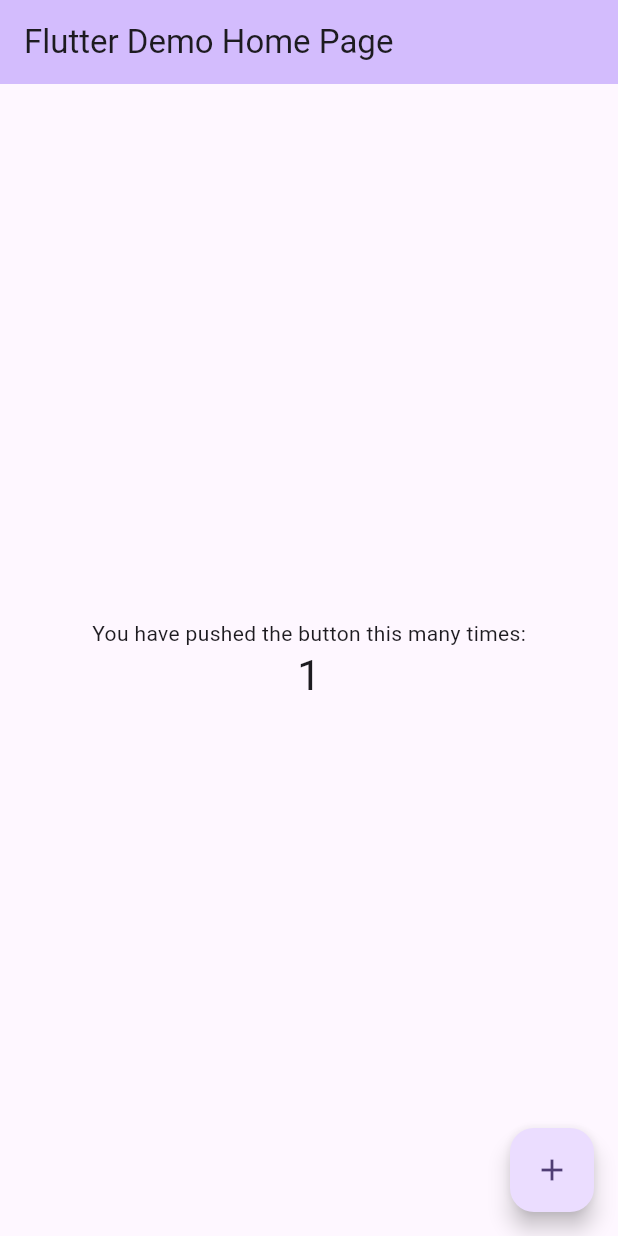
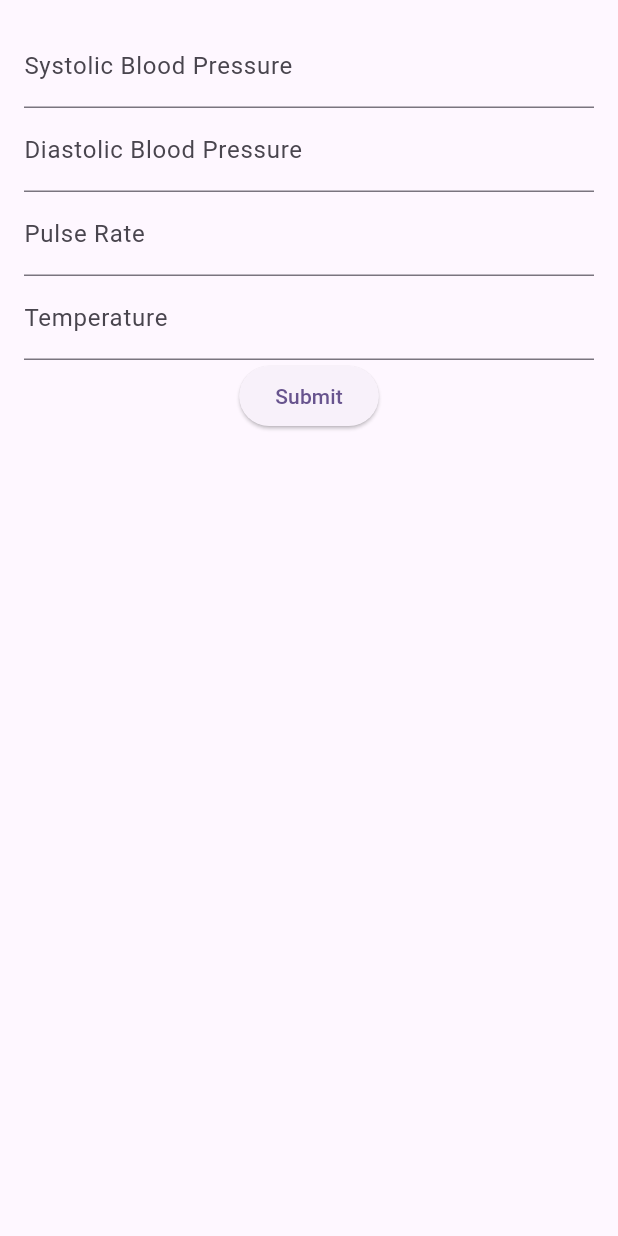
Before and after one commit to vipullal-github/bp_records, a Flutter app: the screen it shows after launch, after a tap on the "add" icon, on a phone screen of 412 x 824 dp. Run offline on Flutter 3.47's test engine with Material 3 defaults, Android fonts, the phone set to English and light mode, and no system bars; our stand-ins replace sqflite; accounts and stored records are empty.

Commit message:
begin add record form

```diff
--- /dev/null
+++ b/devtools_options.yaml
@@ -0,0 +1,3 @@
+description: This file stores settings for Dart & Flutter DevTools.
+documentation: https://docs.flutter.dev/tools/devtools/extensions#configure-extension-enablement-states
+extensions:
--- /dev/null
+++ b/lib/app_data_provider.dart
@@ -0,0 +1,31 @@
+import 'package:bp_records/models/bp_record.dart';
+import 'package:flutter/foundation.dart';
+
+class AppDataProvider with ChangeNotifier {
+  List<BpRecord> records = [
+    BpRecord(
+        id: 1,
+        dateTaken: DateTime.now(),
+        systolic: 120,
+        diastolic: 93,
+        pulse: 97),
+    BpRecord(
+        id: 2,
+        dateTaken: DateTime.now(),
+        systolic: 120,
+        diastolic: 93,
+        pulse: 97),
+    BpRecord(
+        id: 3,
+        dateTaken: DateTime.now(),
+        systolic: 120,
+        diastolic: 93,
+        pulse: 97),
+    BpRecord(
+        id: 4,
+        dateTaken: DateTime.now(),
+        systolic: 120,
+        diastolic: 93,
+        pulse: 97),
+  ];
+}
--- a/lib/main.dart
+++ b/lib/main.dart
@@ -1,4 +1,8 @@
+import 'package:bp_records/app_data_provider.dart';
+import 'package:bp_records/ui/add_record_page.dart';
+import 'package:bp_records/ui/home_page.dart';
 import 'package:flutter/material.dart';
+import 'package:provider/provider.dart';
 
 void main() {
   runApp(const MyApp());
@@ -10,43 +14,28 @@
   // This widget is the root of your application.
   @override
   Widget build(BuildContext context) {
-    return MaterialApp(
-      title: 'Flutter Demo',
-      theme: ThemeData(
-        // This is the theme of your application.
-        //
-        // TRY THIS: Try running your application with "flutter run". You'll see
-        // the application has a purple toolbar. Then, without quitting the app,
-        // try changing the seedColor in the colorScheme below to Colors.green
-        // and then invoke "hot reload" (save your changes or press the "hot
-        // reload" button in a Flutter-supported IDE, or press "r" if you used
-        // the command line to start the app).
-        //
-        // Notice that the counter didn't reset back to zero; the application
-        // state is not lost during the reload. To reset the state, use hot
-        // restart instead.
-        //
-        // This works for code too, not just values: Most code changes can be
-        // tested with just a hot reload.
-        colorScheme: ColorScheme.fromSeed(seedColor: Colors.deepPurple),
-        useMaterial3: true,
-      ),
-      home: const MyHomePage(title: 'Flutter Demo Home Page'),
+    return ChangeNotifierProvider(
+      create: (context) => AppDataProvider(),
+      builder: (context, child) {
+        return MaterialApp(
+          title: 'BP Records',
+          theme: ThemeData(
+            colorScheme: ColorScheme.fromSeed(seedColor: Colors.deepPurple),
+            useMaterial3: true,
+          ),
+          home: const HomePage(),
+          routes: {
+            'homePage': (_) => const HomePage(),
+            'addRecordPage': (_) => const AddRecordPage()
+          },
+        );
+      },
     );
   }
 }
 
 class MyHomePage extends StatefulWidget {
   const MyHomePage({super.key, required this.title});
-
-  // This widget is the home page of your application. It is stateful, meaning
-  // that it has a State object (defined below) that contains fields that affect
-  // how it looks.
-
-  // This class is the configuration for the state. It holds the values (in this
-  // case the title) provided by the parent (in this case the App widget) and
-  // used by the build method of the State. Fields in a Widget subclass are
-  // always marked "final".
 
   final String title;
 
--- /dev/null
+++ b/lib/ui/add_record_page.dart
@@ -0,0 +1,96 @@
+import 'package:flutter/material.dart';
+
+class AddRecordPage extends StatefulWidget {
+  const AddRecordPage({super.key});
+
+  @override
+  State<AddRecordPage> createState() => _AddRecordPageState();
+}
+
+class _AddRecordPageState extends State<AddRecordPage> {
+  final _formKey = GlobalKey<FormState>();
+  final _systolicController = TextEditingController();
+  final _diastolicController = TextEditingController();
+  final _pulseController = TextEditingController();
+  final _temperatureController = TextEditingController();
+
+  @override
+  Widget build(BuildContext context) {
+    return Scaffold(
+      body: Padding(
+        padding: const EdgeInsets.all(16.0),
+        child: Form(
+          key: _formKey,
+          child: Column(
+            children: [
+              TextFormField(
+                controller: _systolicController,
+                keyboardType: TextInputType.number,
+                decoration: const InputDecoration(
+                  labelText: 'Systolic Blood Pressure',
+                ),
+                validator: (value) {
+                  if (value == null || value.isEmpty) {
+                    return 'Please enter systolic blood pressure';
+                  }
+                  return null;
+                },
+              ),
+              TextFormField(
+                controller: _diastolicController,
+                keyboardType: TextInputType.number,
+                decoration: const InputDecoration(
+                  labelText: 'Diastolic Blood Pressure',
+                ),
+                validator: (value) {
+                  if (value == null || value.isEmpty) {
+                    return 'Please enter diastolic blood pressure';
+                  }
+                  return null;
+                },
+              ),
+              TextFormField(
+                controller: _pulseController,
+                keyboardType: TextInputType.number,
+                decoration: const InputDecoration(
+                  labelText: 'Pulse Rate',
+                ),
+                validator: (value) {
+                  if (value == null || value.isEmpty) {
+                    return 'Please enter pulse rate';
+                  }
+                  return null;
+                },
+              ),
+              TextFormField(
+                controller: _temperatureController,
+                keyboardType: TextInputType.number,
+                decoration: const InputDecoration(
+                  labelText: 'Temperature',
+                ),
+                validator: (value) {
+                  if (value == null || value.isEmpty) {
+                    return 'Please enter temperature';
+                  }
+                  return null;
+                },
+              ),
+              ElevatedButton(
+                onPressed: () {
+                  if (_formKey.currentState!.validate()) {
+                    // Process the form data here, e.g., send it to a server
+                    print('Systolic: ${_systolicController.text}');
+                    print('Diastolic: ${_diastolicController.text}');
+                    print('Pulse: ${_pulseController.text}');
+                    print('Temperature: ${_temperatureController.text}');
+                  }
+                },
+                child: const Text('Submit'),
+              ),
+            ],
+          ),
+        ),
+      ),
+    );
+  }
+}
--- /dev/null
+++ b/lib/ui/bp_widget.dart
@@ -0,0 +1,63 @@
+import 'package:bp_records/models/bp_record.dart';
+import 'package:flutter/material.dart';
+
+class BpWidget extends StatelessWidget {
+  final BpRecord rec;
+  const BpWidget({super.key, required this.rec});
+
+  String _formatDate(DateTime dt) {
+    return "${dt.day}/${dt.month}/${dt.year}";
+  }
+
+  @override
+  Widget build(BuildContext context) {
+    //TextStyle tsBold = Theme.of(context).textTheme.displaySmall!.copyWith();
+    const TextStyle tsBold = TextStyle(
+      fontWeight: FontWeight.bold,
+      fontSize: 18.0,
+    );
+
+    return Padding(
+      padding: const EdgeInsets.fromLTRB(10, 0, 10, 30),
+      child: Container(
+        color: Colors.grey.shade100,
+        child: Column(
+          children: [
+            Row(
+              children: [
+                const Text(
+                  "Date",
+                  style: tsBold,
+                ),
+                const SizedBox(width: 10),
+                Text(_formatDate(rec.dateTaken)),
+              ],
+            ),
+            Row(
+              children: [
+                // systolic
+                const Text(
+                  "Sytstoloc",
+                  style: tsBold,
+                ),
+                const SizedBox(width: 10),
+                Text(rec.systolic.toString()),
+                // Diastolic
+                const SizedBox(width: 20),
+                const Text("Diastolic", style: tsBold),
+                const SizedBox(width: 10),
+                Text(rec.diastolic.toString()),
+                // Pulse
+                const SizedBox(width: 20),
+
+                const Text("Pulse", style: tsBold),
+                const SizedBox(width: 10),
+                Text(rec.pulse.toString()),
+              ],
+            ),
+          ],
+        ),
+      ),
+    );
+  }
+}
--- /dev/null
+++ b/lib/ui/home_page.dart
@@ -0,0 +1,53 @@
+import 'package:bp_records/models/bp_record.dart';
+import 'package:bp_records/ui/bp_widget.dart';
+import 'package:flutter/material.dart';
+import 'package:provider/provider.dart';
+
+import '../app_data_provider.dart';
+
+class HomePage extends StatelessWidget {
+  const HomePage({super.key});
+
+  void onAddButtonPressed(BuildContext context) {
+    Navigator.of(context).pushNamed("addRecordPage");
+  }
+
+  Widget _doBuild(BuildContext context, AppDataProvider provider) {
+    return Scaffold(
+      appBar: AppBar(title: const Text("BP records")),
+      body: Column(
+        mainAxisAlignment: MainAxisAlignment.center,
+        children: [
+          // Text("Hello, world")
+          Expanded(
+            child: ListView.builder(
+              itemCount: provider.records.length,
+              itemBuilder: (context, index) {
+                BpRecord arec = provider.records[index];
+                return BpWidget(
+                  rec: arec,
+                );
+              },
+            ),
+          ),
+        ],
+      ),
+      floatingActionButton: FloatingActionButton(
+        onPressed: () {
+          onAddButtonPressed(context);
+        },
+        tooltip: "add",
+        child: const Icon(Icons.add),
+      ),
+    );
+  }
+
+  @override
+  Widget build(BuildContext context) {
+    return Consumer<AppDataProvider>(
+      builder: (context, provider, child) {
+        return _doBuild(context, provider);
+      },
+    );
+  }
+}
```
